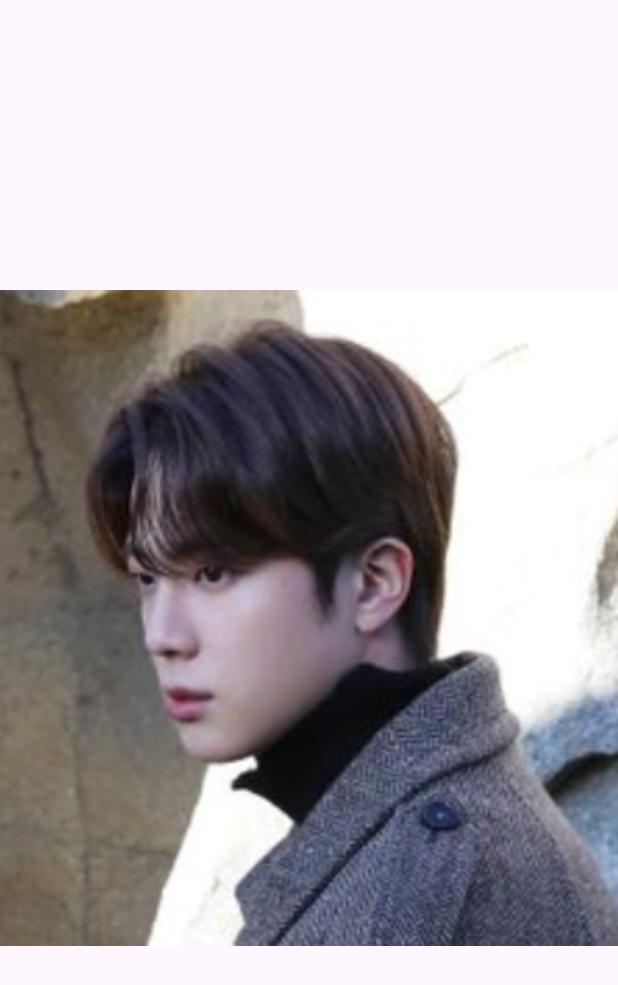
After one commit to nanami-tomoe/Android-Practice, an Android app: the Bts1Activity screen opened directly, with no data from a screen before it, on a phone screen of 412 x 824 dp. The commit adds this screen. Shown: the top 985 px of the screen. Run offline under Robolectric (Android 15) with nearby library versions, the phone set to English and light mode, and no system bars.

Commit message:
feat: 사진 넘어가도록 설정

```diff
--- a/Android_Cotlin_Foundation/BTS/app/src/main/AndroidManifest.xml
+++ b/Android_Cotlin_Foundation/BTS/app/src/main/AndroidManifest.xml
@@ -13,6 +13,9 @@
         android:theme="@style/Theme.Bts_lecture"
         tools:targetApi="31">
         <activity
+            android:name=".Bts1Activity"
+            android:exported="false" />
+        <activity
             android:name=".MainActivity"
             android:exported="true">
             <intent-filter>
--- /dev/null
+++ b/Android_Cotlin_Foundation/BTS/app/src/main/java/com/tomoe/bts_lecture/Bts1Activity.kt
@@ -0,0 +1,20 @@
+package com.tomoe.bts_lecture
+
+import android.os.Bundle
+import androidx.activity.enableEdgeToEdge
+import androidx.appcompat.app.AppCompatActivity
+import androidx.core.view.ViewCompat
+import androidx.core.view.WindowInsetsCompat
+
+class Bts1Activity : AppCompatActivity() {
+    override fun onCreate(savedInstanceState: Bundle?) {
+        super.onCreate(savedInstanceState)
+        enableEdgeToEdge()
+        setContentView(R.layout.activity_bts1)
+        ViewCompat.setOnApplyWindowInsetsListener(findViewById(R.id.main)) { v, insets ->
+            val systemBars = insets.getInsets(WindowInsetsCompat.Type.systemBars())
+            v.setPadding(systemBars.left, systemBars.top, systemBars.right, systemBars.bottom)
+            insets
+        }
+    }
+}
--- a/Android_Cotlin_Foundation/BTS/app/src/main/java/com/tomoe/bts_lecture/MainActivity.kt
+++ b/Android_Cotlin_Foundation/BTS/app/src/main/java/com/tomoe/bts_lecture/MainActivity.kt
@@ -1,14 +1,31 @@
 package com.tomoe.bts_lecture
 
+import android.content.Intent
 import android.os.Bundle
+import android.widget.ImageView
+import android.widget.Toast
 import androidx.activity.enableEdgeToEdge
 import androidx.appcompat.app.AppCompatActivity
 import androidx.core.view.ViewCompat
 import androidx.core.view.WindowInsetsCompat
 
 class MainActivity : AppCompatActivity() {
+
     override fun onCreate(savedInstanceState: Bundle?) {
+
         super.onCreate(savedInstanceState)
         setContentView(R.layout.activity_main)
+
+        // 1. 화면이 클릭 되었다는 것을 알아야 한다! (프로그램이)
+        val image1 = findViewById<ImageView>(R.id.btsImage1)
+        image1.setOnClickListener {
+
+            Toast.makeText(this, "1번 클릭 완료", Toast.LENGTH_LONG).show()
+
+            // 2. 화면이 클릭 되면 다음 화면으로 넘어가서, 사진을 크게 보여줌!
+            val intent = Intent(this, Bts1Activity::class.java)
+            startActivity(intent)
+        }
+
     }
 }
--- /dev/null
+++ b/Android_Cotlin_Foundation/BTS/app/src/main/res/layout/activity_bts1.xml
@@ -0,0 +1,15 @@
+<?xml version="1.0" encoding="utf-8"?>
+<androidx.constraintlayout.widget.ConstraintLayout xmlns:android="http://schemas.android.com/apk/res/android"
+    xmlns:app="http://schemas.android.com/apk/res-auto"
+    xmlns:tools="http://schemas.android.com/tools"
+    android:id="@+id/main"
+    android:layout_width="match_parent"
+    android:layout_height="match_parent"
+    tools:context=".Bts1Activity">
+
+    <ImageView
+        android:src="@drawable/bts_1"
+        android:layout_width="match_parent"
+        android:layout_height="match_parent"/>
+
+</androidx.constraintlayout.widget.ConstraintLayout>
--- a/Android_Cotlin_Foundation/BTS/app/src/main/res/layout/activity_main.xml
+++ b/Android_Cotlin_Foundation/BTS/app/src/main/res/layout/activity_main.xml
@@ -23,6 +23,7 @@
         android:layout_height="wrap_content">
 
         <ImageView
+            android:id="@+id/btsImage1"
             android:src="@drawable/bts_1"
             android:layout_width="120dp"
             android:layout_height="120dp"/>
```
